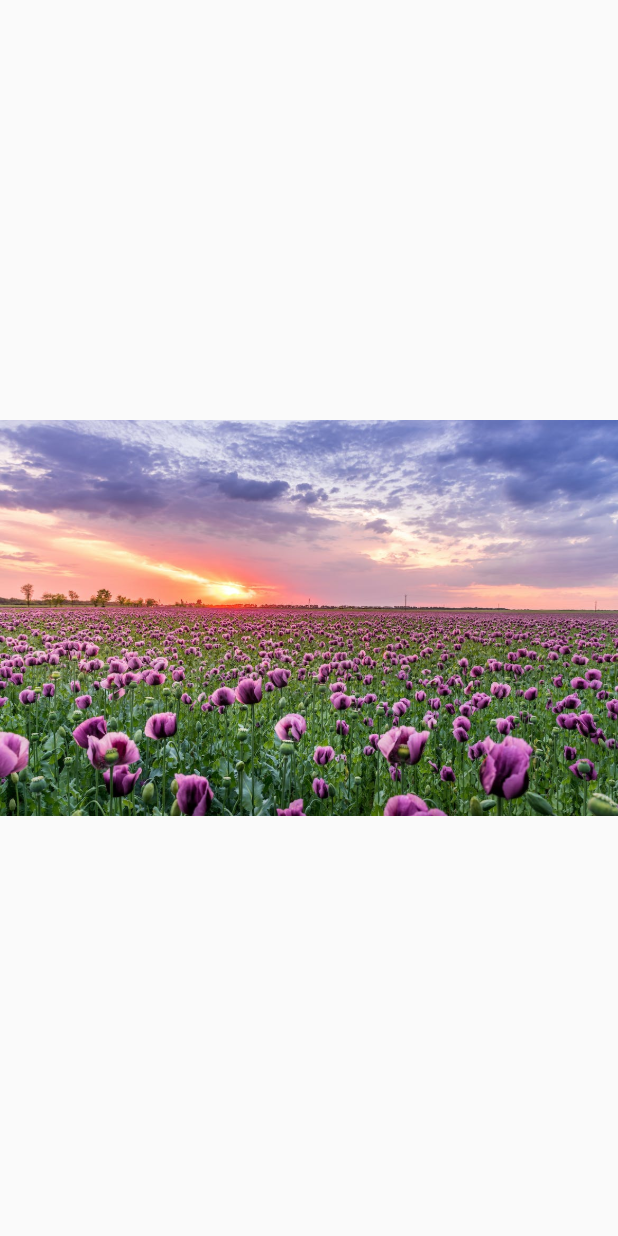
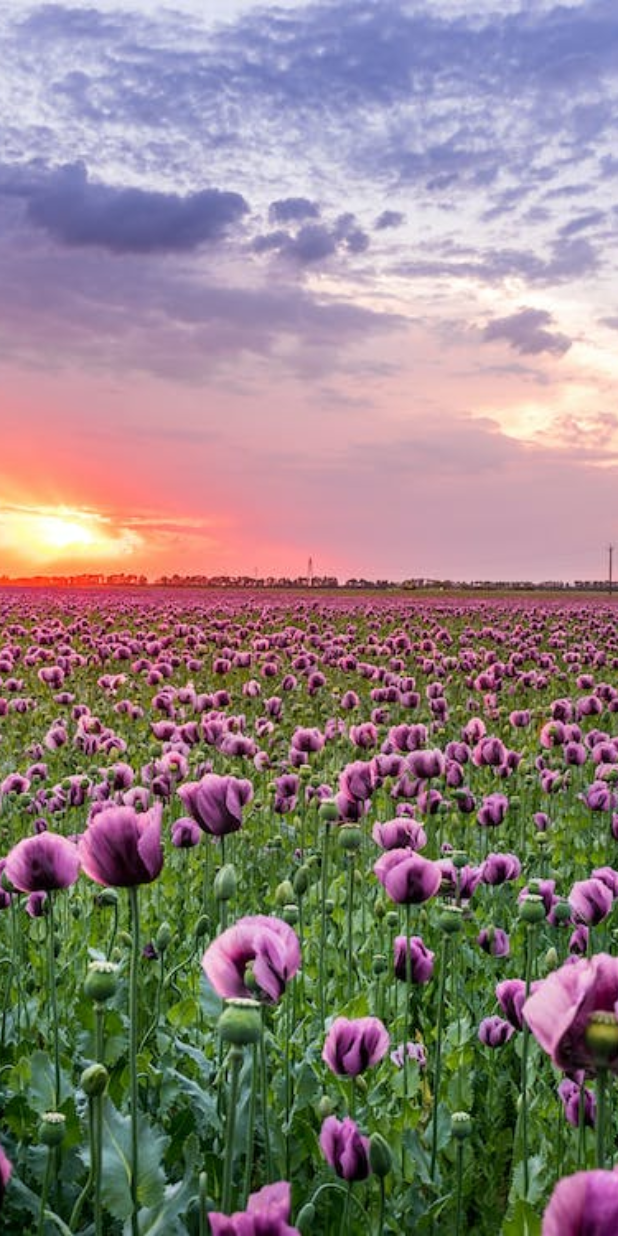
Before and after one commit to rakatheintermediatecoder/new_android_app_slideshow, a Flutter app: the screen it shows after launch, on a phone screen of 412 x 824 dp. Run offline on Flutter 3.47's test engine with Material 2 defaults, Android fonts, the phone set to English and light mode, and no system bars.

Commit message:
full screen update

```diff
--- a/lib/main.dart
+++ b/lib/main.dart
@@ -11,6 +11,7 @@
 
   @override
   Widget build(BuildContext context) {
+    SystemChrome.setEnabledSystemUIMode(SystemUiMode.immersive);
     return MaterialApp(
       debugShowCheckedModeBanner: false,
       title: '',
@@ -19,7 +20,11 @@
       ),
       home: const Scaffold(
         body: Center(
-          child: SlideshowWidget(),
+          child: SizedBox(
+            width: double.infinity,
+            height: double.infinity,
+            child: SlideshowWidget(),
+          ),
         ),
       ),
     );
@@ -77,7 +82,10 @@
       startTimer();
     });
 
-    return Image.asset(currentImage.path);
+    return Image.asset(
+      currentImage.path,
+      fit: BoxFit.cover,
+    );
   }
 }
 
```
